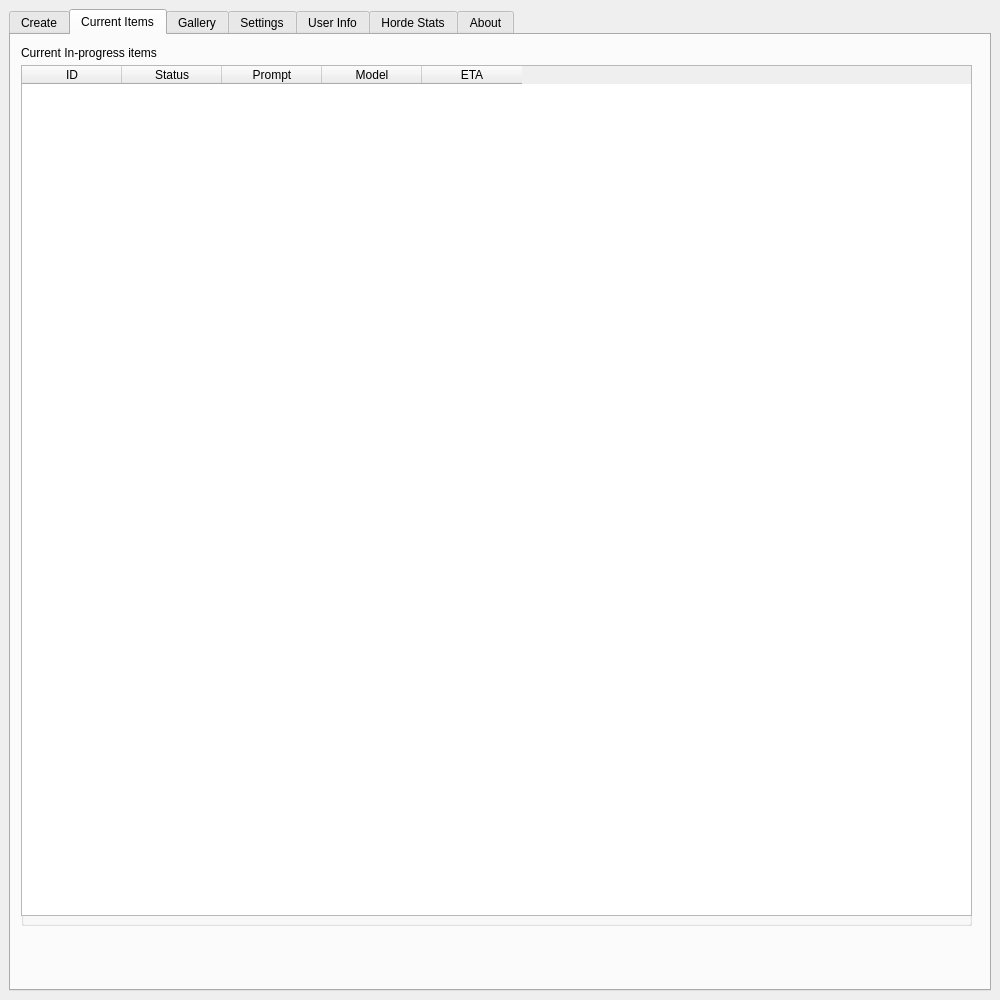
First picture: the form in src/hordeqt/ui/form.ui, repository Unit1208/HordeQT, before the edit.
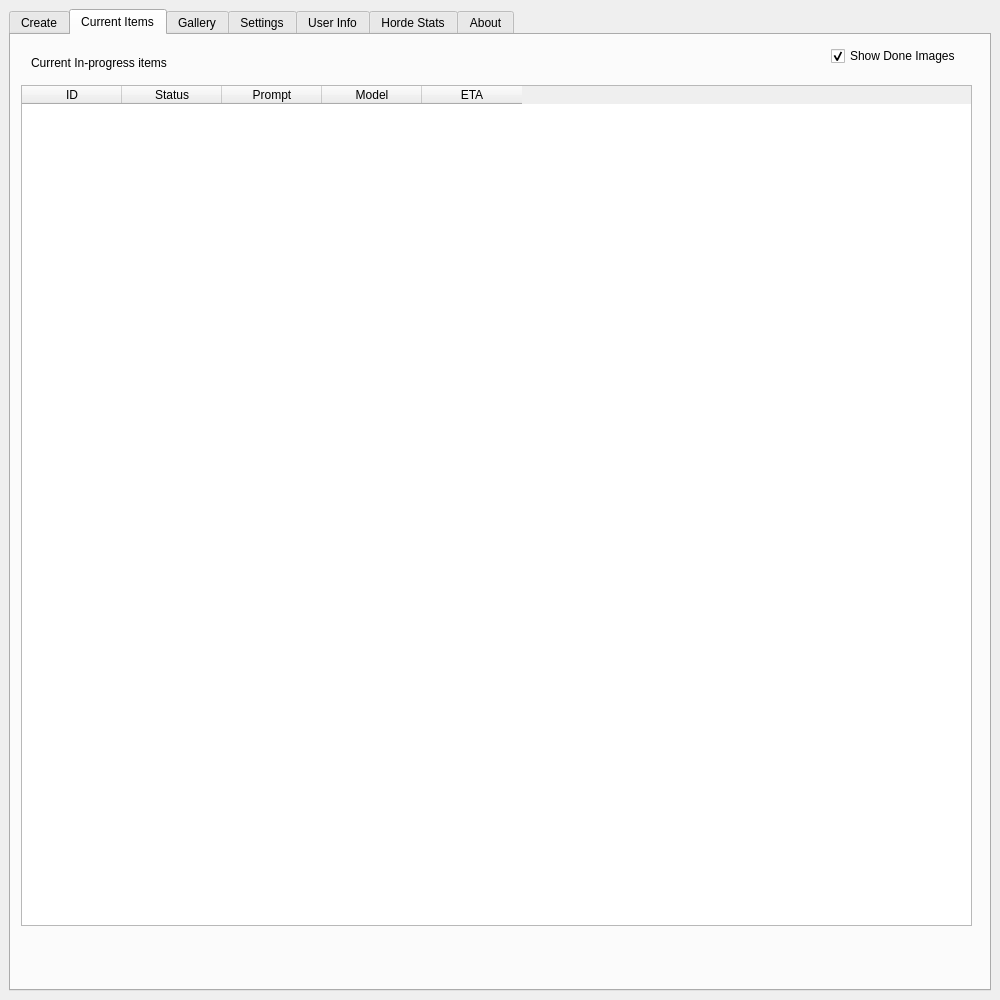
Second picture: the form after the edit. The open tabs and pages were chosen to show the change. Icons and pictures are not drawn.

Commit message: Add a toggle for done images in the current items view

The edit to the form file:
```diff
--- a/src/hordeqt/ui/form.ui
+++ b/src/hordeqt/ui/form.ui
@@ -674,9 +674,9 @@
         <property name="geometry">
          <rect>
           <x>10</x>
-          <y>30</y>
+          <y>50</y>
           <width>951</width>
-          <height>861</height>
+          <height>841</height>
          </rect>
         </property>
         <property name="sizePolicy">
@@ -694,7 +694,7 @@
            <x>0</x>
            <y>0</y>
            <width>951</width>
-           <height>851</height>
+           <height>841</height>
           </rect>
          </property>
          <property name="sizePolicy">
@@ -733,8 +733,8 @@
        <widget class="QLabel" name="label_4">
         <property name="geometry">
          <rect>
-          <x>10</x>
-          <y>10</y>
+          <x>20</x>
+          <y>20</y>
           <width>211</width>
           <height>16</height>
          </rect>
@@ -743,6 +743,22 @@
          <string>Current In-progress items</string>
         </property>
        </widget>
+       <widget class="QCheckBox" name="showDoneImagesCheckbox">
+        <property name="geometry">
+         <rect>
+          <x>820</x>
+          <y>10</y>
+          <width>141</width>
+          <height>22</height>
+         </rect>
+        </property>
+        <property name="text">
+         <string>Show Done Images</string>
+        </property>
+        <property name="checked">
+         <bool>true</bool>
+        </property>
+       </widget>
       </widget>
       <widget class="QWidget" name="gallery_tab">
        <property name="sizePolicy">
```
Left out of the diff: 4 changed lines with no effect on the pictures. The commit also changes 5 other files.
